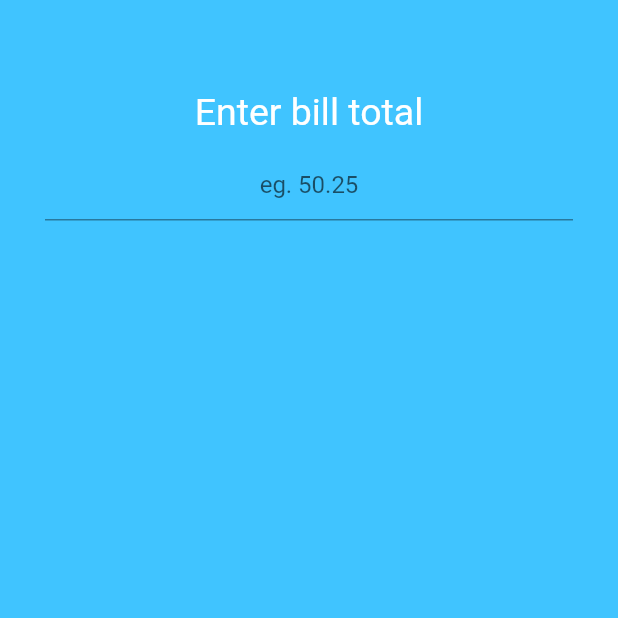
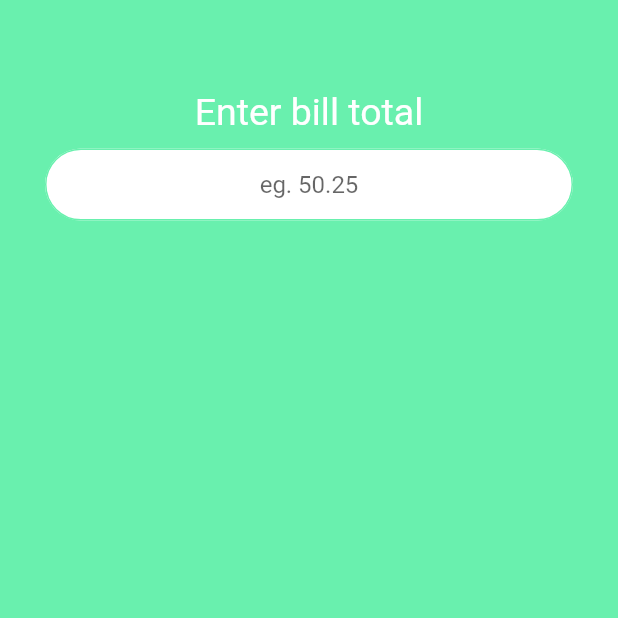
Before and after one commit to gpapadas/tipsy, a Flutter app: the screen it shows after launch, on a phone screen of 412 x 824 dp, the top half of it. Run offline on Flutter 3.47's test engine with Material 2 defaults, Android fonts, the phone set to English and light mode, and no system bars.

Commit message:
format textfield

```diff
--- a/lib/constants.dart
+++ b/lib/constants.dart
@@ -1,5 +1,19 @@
 import 'package:flutter/material.dart';
 
 const kTextFieldDecoration = InputDecoration(
-  hintText: 'eg. 50.25'
+  hintText: 'eg. 50.25',
+  filled: true,
+  fillColor: Colors.white,
+  contentPadding: EdgeInsets.symmetric(vertical: 10.0, horizontal: 20.0),
+  border: OutlineInputBorder(
+    borderRadius: BorderRadius.all(Radius.circular(32.0)),
+  ),
+  enabledBorder: OutlineInputBorder(
+    borderSide: BorderSide(color: Colors.greenAccent, width: 1.0),
+    borderRadius: BorderRadius.all(Radius.circular(32.0)),
+  ),
+  focusedBorder: OutlineInputBorder(
+    borderSide: BorderSide(color: Colors.green, width: 2.0),
+    borderRadius: BorderRadius.all(Radius.circular(32.0)),
+  ),
 );
--- a/lib/home_screen.dart
+++ b/lib/home_screen.dart
@@ -10,7 +10,7 @@ class _HomeScreenState extends State<HomeScreen> {
   @override
   Widget build(BuildContext context) {
     return Scaffold(
-      backgroundColor: Colors.lightBlueAccent,
+      backgroundColor: Colors.greenAccent,
       body: Column(
         crossAxisAlignment: CrossAxisAlignment.start,
         children: <Widget>[
```
